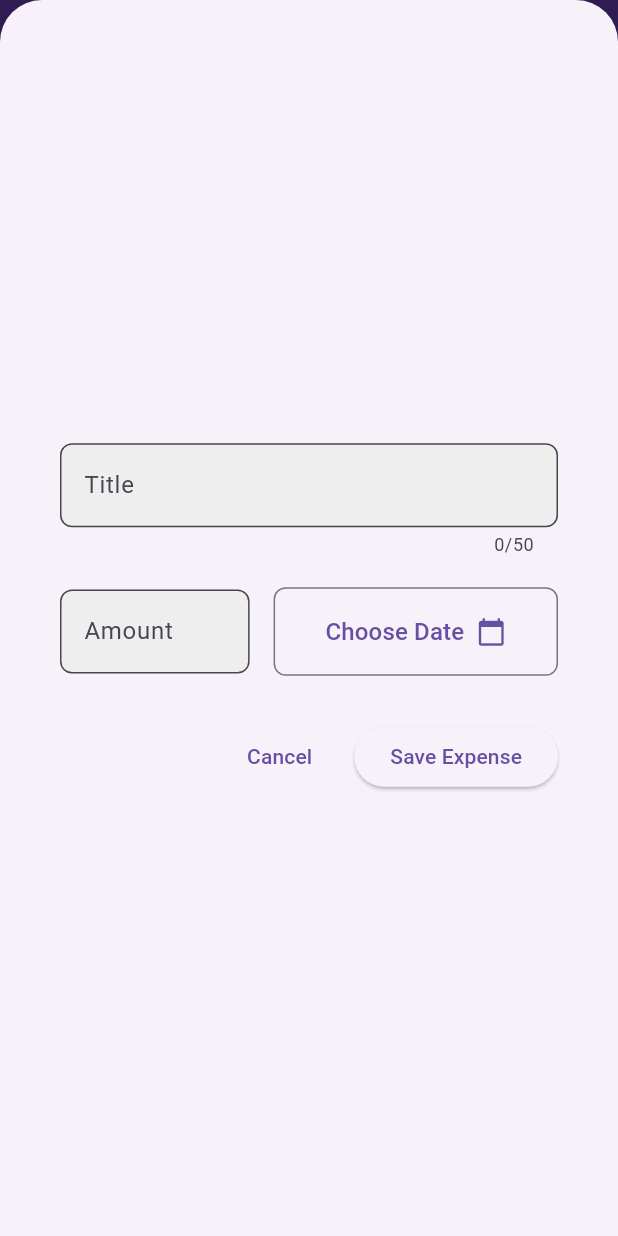
After one commit to bugraozdmr/flutter_course, a Flutter app: the screen it shows after launch, after a tap on the "add" icon, on a phone screen of 412 x 824 dp. The commit adds this screen. Run offline on Flutter 3.47's test engine with Material 3 defaults, Android fonts, the phone set to English and light mode, and no system bars; our stand-ins replace google_fonts.

Commit message:
expense tracker part 2

```diff
--- a/projects/expense_tracker/lib/widgets/expenses.dart
+++ b/projects/expense_tracker/lib/widgets/expenses.dart
@@ -1,5 +1,6 @@
 import 'package:expense_tracker/models/expense.dart';
-import 'package:expense_tracker/widgets/expensesList/expensesList.dart';
+import 'package:expense_tracker/widgets/expenses/expensesList/expensesList.dart';
+import 'package:expense_tracker/widgets/expenses/newExpsense.dart';
 import 'package:flutter/material.dart';
 
 class Expenses extends StatefulWidget {
@@ -33,9 +34,48 @@ class _ExpensesState extends State<Expenses> {
     ),
   ];
 
+  void _openAddExpenseOverlay() {
+    showModalBottomSheet(
+      context: context,
+      isScrollControlled: true,
+      useSafeArea: true,
+      builder:
+          (ctx) => Padding(
+            padding: EdgeInsets.only(
+              top: 16,
+              left: 16,
+              right: 16,
+              bottom: MediaQuery.of(ctx).viewInsets.bottom + 16,
+            ),
+            child: const NewExpense(),
+          ),
+    );
+  }
+
   @override
   Widget build(BuildContext context) {
     return Scaffold(
+      appBar: AppBar(
+        backgroundColor: Colors.deepPurple,
+        elevation: 4,
+        centerTitle: true,
+        foregroundColor: Colors.white,
+        title: const Text(
+          'Expense Tracker',
+          style: TextStyle(
+            fontWeight: FontWeight.bold,
+            fontSize: 20,
+            color: Colors.white,
+          ),
+        ),
+        actions: [
+          IconButton(
+            onPressed: _openAddExpenseOverlay,
+            tooltip: 'Add new expense',
+            icon: const Icon(Icons.add),
+          ),
+        ],
+      ),
       body: Column(
         children: [
           const Text('The Chart'),
--- a/projects/expense_tracker/lib/widgets/expensesList/expenseItem.dart
+++ b/projects/expense_tracker/lib/widgets/expenses/expensesList/expenseItem.dart
@@ -21,7 +21,6 @@ class Expenseitem extends StatelessWidget {
         child: Row(
           crossAxisAlignment: CrossAxisAlignment.start,
           children: [
-            // Kategori ikon (solda)
             CircleAvatar(
               radius: 24,
               backgroundColor: getCategoryColor(
@@ -34,12 +33,10 @@ class Expenseitem extends StatelessWidget {
             ),
             const SizedBox(width: 16),
 
-            // Ana bilgi bloğu
             Expanded(
               child: Column(
                 crossAxisAlignment: CrossAxisAlignment.start,
                 children: [
-                  // Başlık
                   Text(
                     expense.title,
                     style: const TextStyle(
@@ -50,7 +47,6 @@ class Expenseitem extends StatelessWidget {
                   ),
                   const SizedBox(height: 4),
 
-                  // Kategori ismi + ikon
                   Row(
                     children: [
                       Icon(Icons.label, size: 14, color: Colors.grey),
@@ -67,7 +63,6 @@ class Expenseitem extends StatelessWidget {
 
                   const SizedBox(height: 6),
 
-                  // Tarih
                   Row(
                     children: [
                       Icon(Icons.calendar_today, size: 14, color: Colors.grey),
@@ -85,7 +80,6 @@ class Expenseitem extends StatelessWidget {
               ),
             ),
 
-            // Tutar
             Column(
               crossAxisAlignment: CrossAxisAlignment.end,
               children: [
--- a/projects/expense_tracker/lib/widgets/expensesList/expensesList.dart
+++ b/projects/expense_tracker/lib/widgets/expenses/expensesList/expensesList.dart
@@ -1,5 +1,5 @@
 import 'package:expense_tracker/models/expense.dart';
-import 'package:expense_tracker/widgets/expensesList/expenseItem.dart';
+import 'package:expense_tracker/widgets/expenses/expensesList/expenseItem.dart';
 import 'package:flutter/material.dart';
 
 class Expenseslist extends StatelessWidget {
--- /dev/null
+++ b/projects/expense_tracker/lib/widgets/expenses/newExpsense.dart
@@ -0,0 +1,148 @@
+import 'package:flutter/material.dart';
+import 'package:intl/intl.dart';
+
+class NewExpense extends StatefulWidget {
+  const NewExpense({super.key});
+
+  @override
+  State<NewExpense> createState() => _NewExpenseState();
+}
+
+class _NewExpenseState extends State<NewExpense> {
+  final _titleController = TextEditingController();
+  final _amountController = TextEditingController();
+  DateTime? _selectedDate;
+
+  void _presentDatePicker() async {
+    final now = DateTime.now();
+    final pickedDate = await showDatePicker(
+      context: context,
+      initialDate: now,
+      firstDate: DateTime(now.year - 1),
+      lastDate: now,
+    );
+
+    if (pickedDate != null) {
+      setState(() {
+        _selectedDate = pickedDate;
+      });
+    }
+  }
+
+  @override
+  Widget build(BuildContext context) {
+    return Center(
+      child: Padding(
+        padding: const EdgeInsets.symmetric(horizontal: 24, vertical: 16),
+        child: Column(
+          mainAxisSize: MainAxisSize.min,
+          crossAxisAlignment: CrossAxisAlignment.stretch,
+          children: [
+            // Title input
+            TextField(
+              controller: _titleController,
+              maxLength: 50,
+              decoration: InputDecoration(
+                labelText: 'Title',
+                border: OutlineInputBorder(
+                  borderRadius: BorderRadius.circular(8),
+                ),
+                filled: true,
+                fillColor: Colors.grey.shade200,
+              ),
+            ),
+
+            const SizedBox(height: 20),
+
+            // Amount ve Date picker yan yana
+            Row(
+              children: [
+                // Amount
+                Expanded(
+                  flex: 2,
+                  child: TextField(
+                    controller: _amountController,
+                    keyboardType: TextInputType.number,
+                    decoration: InputDecoration(
+                      labelText: 'Amount',
+                      prefixText: '\$ ',
+                      border: OutlineInputBorder(
+                        borderRadius: BorderRadius.circular(8),
+                      ),
+                      filled: true,
+                      fillColor: Colors.grey.shade200,
+                    ),
+                  ),
+                ),
+
+                const SizedBox(width: 16),
+
+                // Date picker
+                Expanded(
+                  flex: 3,
+                  child: OutlinedButton(
+                    onPressed: _presentDatePicker,
+                    style: OutlinedButton.styleFrom(
+                      padding: const EdgeInsets.symmetric(
+                        vertical: 18,
+                        horizontal: 12,
+                      ),
+                      shape: RoundedRectangleBorder(
+                        borderRadius: BorderRadius.circular(8),
+                      ),
+                    ),
+                    child: Row(
+                      mainAxisSize: MainAxisSize.min,
+                      crossAxisAlignment: CrossAxisAlignment.center,
+                      children: [
+                        Flexible(
+                          child: Text(
+                            _selectedDate == null
+                                ? 'Choose Date'
+                                : DateFormat.yMd().format(_selectedDate!),
+                            style: const TextStyle(fontSize: 16),
+                            overflow: TextOverflow.ellipsis,
+                          ),
+                        ),
+                        const SizedBox(width: 8),
+                        const Icon(Icons.calendar_today, size: 20),
+                      ],
+                    ),
+                  ),
+                ),
+              ],
+            ),
+
+            const SizedBox(height: 30),
+
+            // Butonlar sağda
+            Row(
+              mainAxisAlignment: MainAxisAlignment.end,
+              children: [
+                TextButton(
+                  onPressed: () => Navigator.of(context).pop(),
+                  child: const Text('Cancel'),
+                ),
+                const SizedBox(width: 16),
+                ElevatedButton(
+                  onPressed: () {
+                    print(_titleController.text);
+                    // Kaydetme işlemi buraya
+                  },
+                  child: const Text('Save Expense'),
+                ),
+              ],
+            ),
+          ],
+        ),
+      ),
+    );
+  }
+
+  @override
+  void dispose() {
+    _titleController.dispose();
+    _amountController.dispose();
+    super.dispose();
+  }
+}
--- a/projects/expense_tracker/pubspec.yaml
+++ b/projects/expense_tracker/pubspec.yaml
@@ -35,6 +35,7 @@ dependencies:
   # Use with the CupertinoIcons class for iOS style icons.
   cupertino_icons: ^1.0.8
   uuid: ^4.5.1
+  intl: ^0.20.2
 
 dev_dependencies:
   flutter_test:
```
Also changed, not shown: projects/expense_tracker/pubspec.lock.
